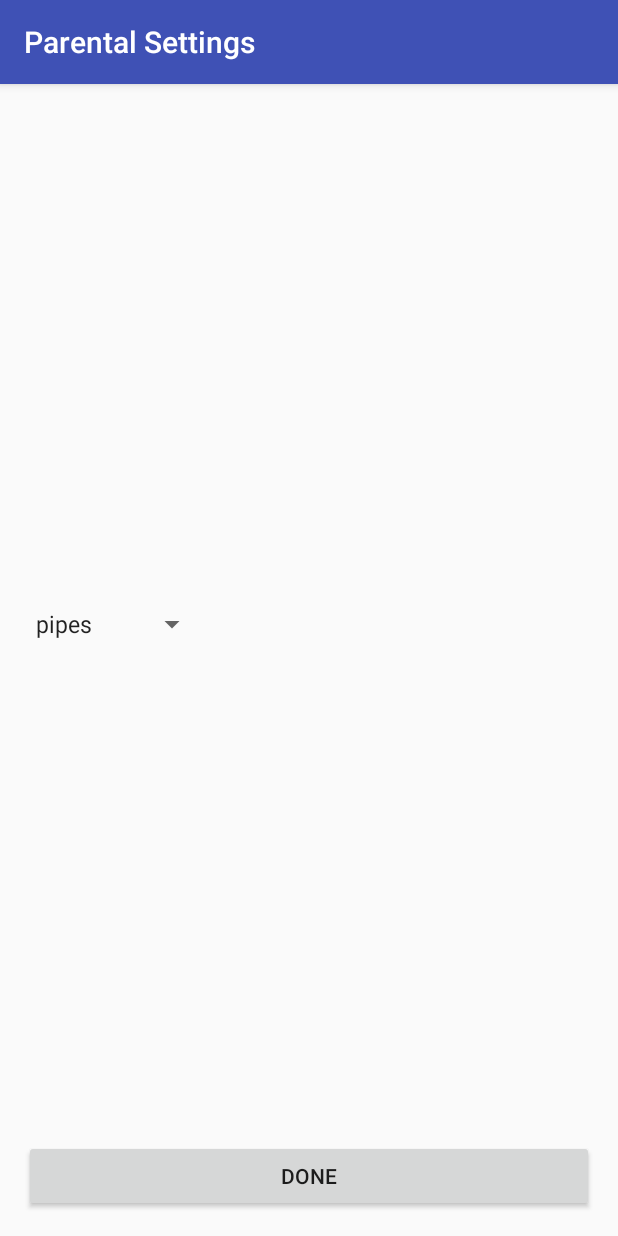
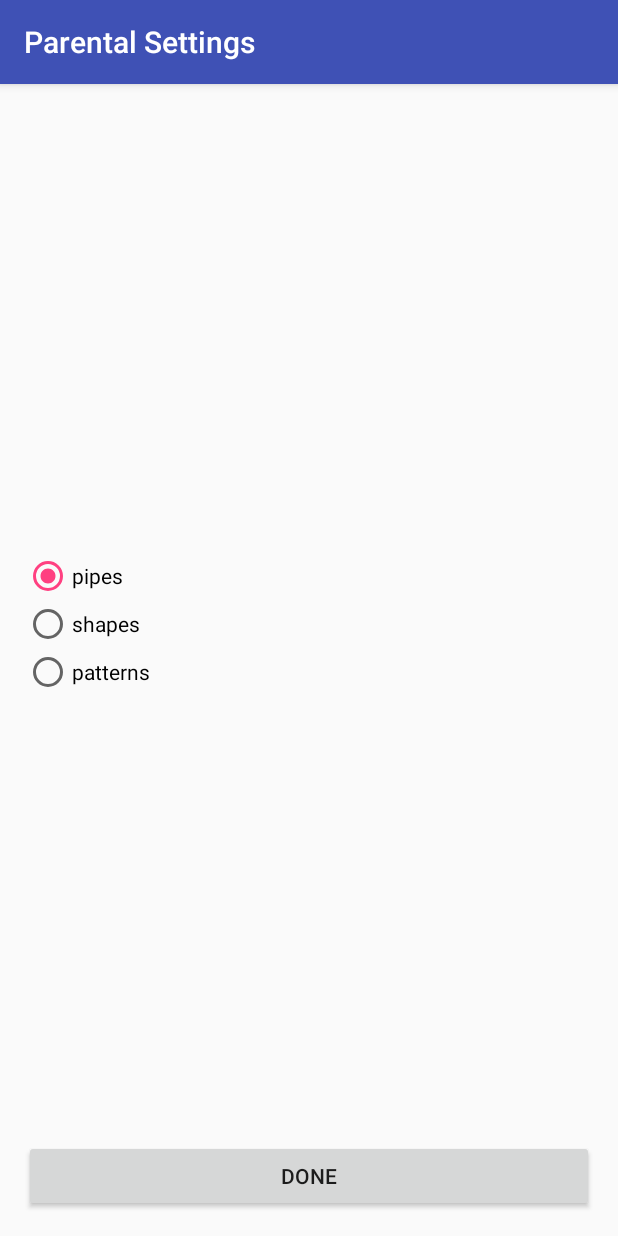
Before and after one commit to jedixo/CP3307_mobileTech_a1_blockPuzzle, an Android app: the screen it shows after launch (SettingsActivity), on a phone screen of 412 x 824 dp. Run offline under Robolectric (Android 15) with nearby library versions, the phone set to English and light mode, and no system bars.

Commit message:
rewrote some things
- rewrote settings activity
- removed settings singleton as to needed
- formatted the settings activity better

```diff
--- a/app/src/main/java/com/example/jake_/cp3307_a1/SettingsActivity.java
+++ b/app/src/main/java/com/example/jake_/cp3307_a1/SettingsActivity.java
@@ -2,16 +2,19 @@ package com.example.jake_.cp3307_a1;
 
 import android.content.Intent;
 import android.os.Bundle;
+import android.os.SystemClock;
 import android.support.v7.app.AppCompatActivity;
 import android.support.v7.widget.Toolbar;
 import android.view.View;
 import android.widget.AdapterView;
 import android.widget.ArrayAdapter;
+import android.widget.RadioButton;
+import android.widget.RadioGroup;
 import android.widget.Spinner;
 
 public class SettingsActivity extends AppCompatActivity {
 
-    private ImageViewController imageViewController = ImageViewController.getInstance();
+    private RadioGroup radioThemeGroup;
 
     @Override
     protected void onCreate(Bundle savedInstanceState) {
@@ -20,30 +23,17 @@ public class SettingsActivity extends AppCompatActivity {
         Toolbar toolbar = (Toolbar) findViewById(R.id.toolbar);
         setSupportActionBar(toolbar);
 
-        imageViewController.clearBitmaps();
+        ImageViewController.clearBitmaps();
 
-        Spinner spinner = (Spinner) findViewById(R.id.spinner);
-        ArrayAdapter<CharSequence> adapter = ArrayAdapter.createFromResource(this,
-                R.array.puzzle_array, android.R.layout.simple_spinner_item);
-        adapter.setDropDownViewResource(android.R.layout.simple_spinner_dropdown_item);
-        spinner.setAdapter(adapter);
-        spinner.setOnItemSelectedListener(new AdapterView.OnItemSelectedListener() {
-            @Override
-            public void onItemSelected(AdapterView<?> parent, View view, int position, long id) {
-                SettingsSingleton.setTheme((String) parent.getItemAtPosition(position));
-            }
-
-            @Override
-            public void onNothingSelected(AdapterView<?> parent) {
-
-            }
-        });
-
+        radioThemeGroup = (RadioGroup) findViewById(R.id.radioTheme);
     }
 
 
     public void DonePressed(View view) {
         Intent intent = new Intent(this, MainActivity.class);
+        int selectedID = radioThemeGroup.getCheckedRadioButtonId();
+        RadioButton radioThemeButton = (RadioButton) findViewById(selectedID);
+        intent.putExtra("theme",radioThemeButton.getText());
         startActivity(intent);
     }
 
--- a/app/src/main/java/com/example/jake_/cp3307_a1/SettingsSingleton.java
+++ /dev/null
@@ -1,35 +0,0 @@
-package com.example.jake_.cp3307_a1;
-
-import android.content.Context;
-
-public class SettingsSingleton {
-    private static SettingsSingleton instance = null;
-    private static String theme = "";
-    private static DatabaseAccess database;
-
-    private SettingsSingleton() {
-    }
-
-    public static SettingsSingleton getInstance() {
-        if (instance == null) {
-            instance = new SettingsSingleton();
-        }
-        return instance;
-    }
-
-    protected static void setTheme(String thm) {
-        theme = thm;
-    }
-
-    protected static String getTheme() {
-        return theme;
-    }
-
-    protected static void setDatabase(DatabaseAccess db) {
-        database = db;
-    }
-
-    protected static DatabaseAccess getDataaseAccess() {
-        return database;
-    }
-}
--- a/app/src/main/res/layout/content_main.xml
+++ b/app/src/main/res/layout/content_main.xml
@@ -75,8 +75,8 @@
         <Button
             android:layout_width="match_parent"
             android:layout_height="match_parent"
-            android:text="New Button"
-            android:onClick="click"
+            android:text="Randomize"
+            android:onClick="Randomize"
             android:id="@+id/button"
             android:layout_weight="1" />
 
--- a/app/src/main/res/layout/content_settings.xml
+++ b/app/src/main/res/layout/content_settings.xml
@@ -12,6 +12,37 @@
     tools:context="com.example.jake_.cp3307_a1.SettingsActivity"
     tools:showIn="@layout/activity_settings">
 
+    <RadioGroup
+        android:id="@+id/radioTheme"
+        android:layout_width="wrap_content"
+        android:layout_height="wrap_content"
+        android:layout_above="@+id/Done"
+        android:layout_alignEnd="@+id/Done"
+        android:layout_alignParentTop="true"
+        android:layout_alignParentStart="true"
+        style="@android:style/Widget.Holo.Light.CompoundButton.RadioButton">
+
+        <RadioButton
+            android:id="@+id/radioPipes"
+            android:layout_width="match_parent"
+            android:layout_height="wrap_content"
+            android:text="pipes"
+            android:checked="true" />
+
+        <RadioButton
+            android:id="@+id/radioShapes"
+            android:layout_width="match_parent"
+            android:layout_height="wrap_content"
+            android:text="shapes" />
+
+        <RadioButton
+            android:id="@+id/radioPatterns"
+            android:layout_width="match_parent"
+            android:layout_height="wrap_content"
+            android:text="patterns" />
+
+    </RadioGroup>
+
     <Button
         android:layout_width="wrap_content"
         android:layout_height="wrap_content"
@@ -22,11 +53,4 @@
         android:layout_alignParentEnd="true"
         android:layout_alignParentStart="true" />
 
-    <Spinner
-        android:layout_width="wrap_content"
-        android:layout_height="wrap_content"
-        android:id="@+id/spinner"
-        android:layout_alignParentStart="true"
-        android:layout_above="@+id/Done"
-        android:layout_alignParentTop="true" />
 </RelativeLayout>
--- a/app/src/main/res/values/strings.xml
+++ b/app/src/main/res/values/strings.xml
@@ -2,9 +2,4 @@
     <string name="app_name">My first block puzzle</string>
     <string name="action_settings">Settings</string>
     <string name="title_activity_settings">Parental Settings</string>
-    <string-array name="puzzle_array">
-        <item>pipes</item>
-        <item>shapes</item>
-        <item>patterns</item>
-    </string-array>
 </resources>
```
Also changed, not shown: app/src/main/java/com/example/jake_/cp3307_a1/MainActivity.java (+24 -16 lines).
